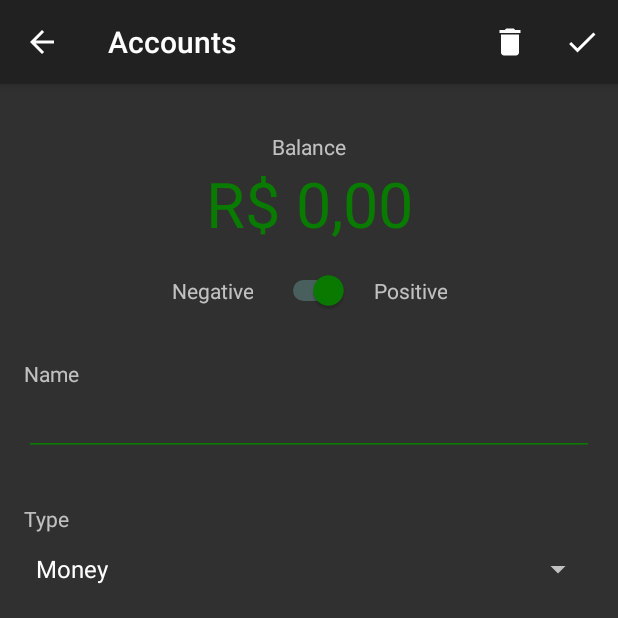
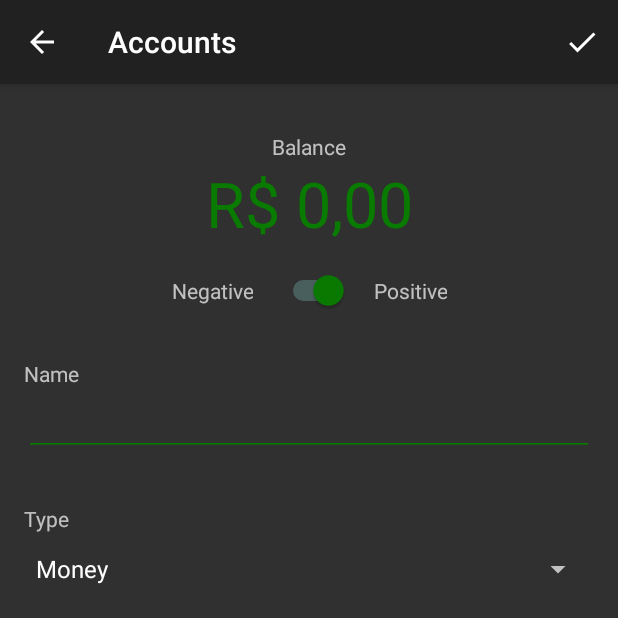
Before and after one commit to gustavocelani/fortune, an Android app: the AccountsActivity screen opened directly, with no data from a screen before it, on a phone screen of 412 x 824 dp, the top half of it. Run offline under Robolectric (Android 15) with nearby library versions, the phone set to English and light mode, and no system bars; our stand-ins replace Room's generated code.

Commit message:
Account delete/update

```diff
--- a/Fortune/app/src/main/java/com/gcelani/fortune/AccountsActivity.java
+++ b/Fortune/app/src/main/java/com/gcelani/fortune/AccountsActivity.java
@@ -1,11 +1,16 @@
 package com.gcelani.fortune;
 
+import android.app.AlertDialog;
+import android.content.Context;
+import android.content.DialogInterface;
 import android.content.res.ColorStateList;
 import android.graphics.PorterDuff;
 import android.os.Build;
 import android.os.Bundle;
+import android.util.AttributeSet;
 import android.view.Menu;
 import android.view.MenuItem;
+import android.view.View;
 import android.widget.ArrayAdapter;
 import android.widget.CheckBox;
 import android.widget.CompoundButton;
@@ -13,6 +18,8 @@ import android.widget.EditText;
 import android.widget.Spinner;
 import android.widget.Switch;
 
+import androidx.annotation.NonNull;
+import androidx.annotation.Nullable;
 import androidx.appcompat.app.AppCompatActivity;
 import androidx.appcompat.app.AppCompatDelegate;
 import androidx.appcompat.widget.Toolbar;
@@ -48,8 +55,8 @@ public class AccountsActivity extends AppCompatActivity {
     /** AppDatabase */
     private AppDatabase mAppDatabase;
 
-    /** EditingID */
-    private int mEditingId;
+    /** EditingAccount */
+    private Account mEditingAccount;
 
     /**
      * onCreate
@@ -69,34 +76,57 @@ public class AccountsActivity extends AppCompatActivity {
             getSupportActionBar().setDisplayShowHomeEnabled(true);
         }
 
-        mAppDatabase = Room.databaseBuilder(this, AppDatabase.class, Constants.DB_NAME).allowMainThreadQueries().build();
-        mEditingId = Integer.MIN_VALUE;
+        mAppDatabase = Room.databaseBuilder(
+                this,
+                AppDatabase.class,
+                Constants.DB_NAME)
+                .allowMainThreadQueries()
+                .build();
 
-        initializeUiElementsForNewAccount();
-    }
+        mEditingAccount = getIntent().hasExtra(Constants.ACCOUNT_TAG)
+                ? (Account) getIntent().getSerializableExtra(Constants.ACCOUNT_TAG)
+                : null;
 
-    /**
-     * initializeUiElementsForNewAccount
-     */
-    private void initializeUiElementsForNewAccount() {
         mBalanceEditText = findViewById(R.id.account_balance);
-        mBalanceEditText.addTextChangedListener(new BalanceTextWatcher(this, mBalanceEditText));
-        mBalanceEditText.setText("0");
-
+        mPositiveBalanceSwitch = findViewById(R.id.positive_balance_switch);
         mNameEditText = findViewById(R.id.account_name);
         mIsAvailableCheckBox = findViewById(R.id.account_is_available);
         mIsInvestmentCheckBox = findViewById(R.id.account_is_investment);
         mIsTotalCheckBox = findViewById(R.id.account_is_total);
+        mAccountTypeSpinner = findViewById(R.id.account_type);
 
-        mAccountTypeSpinner = findViewById(R.id.account_type);
+        initializeUiElements();
+    }
+
+    @Nullable
+    @Override
+    public View onCreateView(@NonNull String name, @NonNull Context context, @NonNull AttributeSet attrs) {
+        return super.onCreateView(name, context, attrs);
+    }
+
+    /**
+     * initializeUiElements
+     */
+    private void initializeUiElements() {
         mAccountTypeSpinner.setAdapter(
                 new ArrayAdapter<>(this,
                         R.layout.support_simple_spinner_dropdown_item,
                         getResources().getStringArray(R.array.account_types)));
 
-        mPositiveBalanceSwitch = findViewById(R.id.positive_balance_switch);
+        mNameEditText.setText(isEditing() ? mEditingAccount.name : "");
+        mAccountTypeSpinner.setSelection(isEditing() ? Utils.getAccountTypeSpinnerPosition(this, mEditingAccount.type) : 0);
+        mIsAvailableCheckBox.setChecked(isEditing() && mEditingAccount.availableGroup);
+        mIsInvestmentCheckBox.setChecked(isEditing() && mEditingAccount.investmentGroup);
+        mIsTotalCheckBox.setChecked(isEditing() && mEditingAccount.totalGroup);
+
+        mBalanceEditText.addTextChangedListener(new BalanceTextWatcher(this, mBalanceEditText));
+        mBalanceEditText.setText(isEditing() ? Utils.prettyMoneyFormat(this, mEditingAccount.balance) : "0");
+
         mPositiveBalanceSwitch.setOnCheckedChangeListener(positiveBalanceSwitchOnCheckedChangeListener);
-        mPositiveBalanceSwitch.setChecked(true);
+        if (mPositiveBalanceSwitch.isChecked() == (!isEditing() || mEditingAccount.positiveBalance)) {
+            mPositiveBalanceSwitch.setChecked(!(!isEditing() || mEditingAccount.positiveBalance));
+        }
+        mPositiveBalanceSwitch.setChecked(!isEditing() || mEditingAccount.positiveBalance);
     }
 
     /**
@@ -110,6 +140,7 @@ public class AccountsActivity extends AppCompatActivity {
             mPositiveBalanceSwitch.getThumbDrawable().setColorFilter(newColor, PorterDuff.Mode.MULTIPLY);
             mBalanceEditText.setTextColor(newColor);
             mNameEditText.getBackground().setColorFilter(newColor, PorterDuff.Mode.SRC_IN);
+
             if (Build.VERSION.SDK_INT >= Build.VERSION_CODES.LOLLIPOP) {
                 mIsAvailableCheckBox.setButtonTintList(ColorStateList.valueOf(newColor));
                 mIsInvestmentCheckBox.setButtonTintList(ColorStateList.valueOf(newColor));
@@ -125,20 +156,54 @@ public class AccountsActivity extends AppCompatActivity {
      */
     private void saveAccount() {
         Account account = new Account();
-        if (isEditing()) {
-            account.id = mEditingId;
-        }
 
         account.balance = Utils.parseMoneyStringToDouble(mBalanceEditText.getText().toString());
         account.positiveBalance = mPositiveBalanceSwitch.isChecked();
         account.name = mNameEditText.getText().toString();
         account.type = mAccountTypeSpinner.getSelectedItem().toString();
-        account.available = mIsAvailableCheckBox.isChecked();
-        account.investment = mIsInvestmentCheckBox.isChecked();
-        account.total = mIsTotalCheckBox.isChecked();
+        account.availableGroup = mIsAvailableCheckBox.isChecked();
+        account.investmentGroup = mIsInvestmentCheckBox.isChecked();
+        account.totalGroup = mIsTotalCheckBox.isChecked();
 
-        mAppDatabase.accountDao().insertAll(account);
+        if (isEditing()) {
+            account.id = mEditingAccount.id;
+            mAppDatabase.accountDao().update(account);
+        } else {
+            mAppDatabase.accountDao().insertAll(account);
+        }
+
         finish();
+    }
+
+    /**
+     * deleteAccount
+     */
+    private void deleteAccount() {
+        if (isEditing()) {
+            final AlertDialog alertDialog = new AlertDialog.Builder(this)
+                    .setIcon(R.drawable.ic_delete)
+                    .setTitle(getResources().getString(R.string.account_delete_confirm_title))
+                    .setMessage(getResources().getString(R.string.confirm_question))
+                    .setPositiveButton(getResources().getString(R.string.yes_text), new DialogInterface.OnClickListener() {
+                        @Override
+                        public void onClick(DialogInterface dialog, int which) {
+                            mAppDatabase.accountDao().delete(mEditingAccount);
+                            finish();
+                        }
+                    })
+                    .setNegativeButton(getResources().getString(R.string.no_text), null)
+                    .create();
+
+            alertDialog.setOnShowListener( new DialogInterface.OnShowListener() {
+                @Override
+                public void onShow(DialogInterface arg0) {
+                    alertDialog.getButton(AlertDialog.BUTTON_POSITIVE).setTextColor(getResources().getColor(R.color.white));
+                    alertDialog.getButton(AlertDialog.BUTTON_NEGATIVE).setTextColor(getResources().getColor(R.color.white));
+                }
+            });
+
+            alertDialog.show();
+        }
     }
 
     /**
@@ -158,9 +223,7 @@ public class AccountsActivity extends AppCompatActivity {
                 break;
 
             case R.id.action_delete:
-                break;
-
-            default:
+                deleteAccount();
                 break;
         }
 
@@ -175,6 +238,7 @@ public class AccountsActivity extends AppCompatActivity {
     @Override
     public boolean onCreateOptionsMenu(Menu menu) {
         getMenuInflater().inflate(R.menu.accounts, menu);
+        menu.findItem(R.id.action_delete).setVisible(isEditing());
         return super.onCreateOptionsMenu(menu);
     }
 
@@ -183,6 +247,6 @@ public class AccountsActivity extends AppCompatActivity {
      * @return True if is editing
      */
     private boolean isEditing() {
-        return mEditingId != Integer.MIN_VALUE;
+        return mEditingAccount != null;
     }
 }
--- a/Fortune/app/src/main/java/com/gcelani/fortune/dao/AccountDao.java
+++ b/Fortune/app/src/main/java/com/gcelani/fortune/dao/AccountDao.java
@@ -4,8 +4,10 @@ import androidx.room.Dao;
 import androidx.room.Delete;
 import androidx.room.Insert;
 import androidx.room.Query;
+import androidx.room.Update;
 
 import com.gcelani.fortune.model.Account;
+import com.gcelani.fortune.utils.Constants;
 
 import java.util.List;
 
@@ -15,14 +17,17 @@ import java.util.List;
 @Dao
 public interface AccountDao {
 
-    @Query("SELECT * FROM accounts")
+    @Query("SELECT * FROM " + Constants.ACCOUNTS_TABLE_NAME)
     List<Account> findAll();
 
-    @Query("SELECT * FROM accounts WHERE id IN (:ids)")
+    @Query("SELECT * FROM " + Constants.ACCOUNTS_TABLE_NAME + " WHERE id IN (:ids)")
     List<Account> loadAllByIds(int[] ids);
 
-    @Query("SELECT * FROM accounts WHERE id LIKE :id LIMIT 1")
+    @Query("SELECT * FROM " + Constants.ACCOUNTS_TABLE_NAME + " WHERE id LIKE :id LIMIT 1")
     Account findById(int id);
+
+    @Update
+    void update(Account account);
 
     @Insert
     void insertAll(Account... accounts);
--- a/Fortune/app/src/main/java/com/gcelani/fortune/utils/Constants.java
+++ b/Fortune/app/src/main/java/com/gcelani/fortune/utils/Constants.java
@@ -10,4 +10,8 @@ public class Constants {
 
     /** DataBase */
     public static final String DB_NAME = "fortune_db_1.0";
+    public static final String ACCOUNTS_TABLE_NAME = "accounts";
+
+    /** Accounts */
+    public static final String ACCOUNT_TAG = "account";
 }
--- a/Fortune/app/src/main/res/values/strings.xml
+++ b/Fortune/app/src/main/res/values/strings.xml
@@ -40,6 +40,7 @@
     <string name="account_is_available">Add to Available Group</string>
     <string name="account_is_total">Add to Total Group</string>
     <string name="account_name_hint">My Favorite Bank</string>
+    <string name="account_delete_confirm_title">Delete Account</string>
     <string name="account_explanation_text">You can create as many accounts as you want\nAn account can be considered any means that you use to store your income</string>
     <string-array name="account_types">
         <item>Money</item>
@@ -58,4 +59,9 @@
     <!-- Empty Messages -->
     <string name="empty_accounts_message">Create your first account!\nStart to manage your finances!</string>
 
+    <!-- Confirmation Messages -->
+    <string name="yes_text">Yes</string>
+    <string name="no_text">No</string>
+    <string name="confirm_question">\nAre you sure?</string>
+
 </resources>
```
Also changed, not shown: Fortune/app/src/main/java/com/gcelani/fortune/adapters/AccountsListAdapter.java (+8 -3 lines), Fortune/app/src/main/java/com/gcelani/fortune/model/Account.java (+13 -9 lines), Fortune/app/src/main/java/com/gcelani/fortune/utils/Utils.java (+20 -0 lines).
